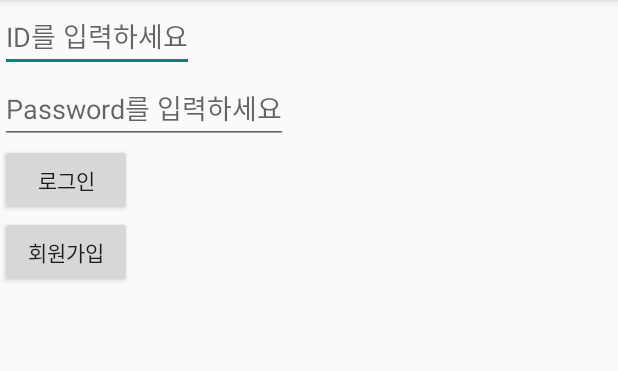
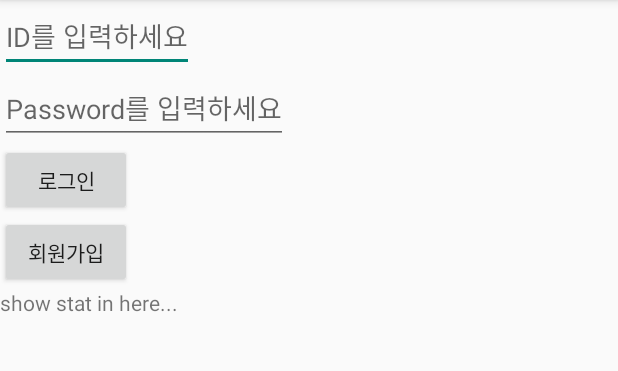
Before and after one commit to mapzipteam/MapZip_Client_Completed, an Android app: the screen it shows after launch (MainActivity), on a phone screen of 412 x 824 dp, the part 84-455 px from its top. Run offline under Robolectric (Android 15) with nearby library versions, the phone set to English and light mode, and no system bars.

```diff
--- a/app/src/main/AndroidManifest.xml
+++ b/app/src/main/AndroidManifest.xml
@@ -1,6 +1,9 @@
 <?xml version="1.0" encoding="utf-8"?>
 <manifest xmlns:android="http://schemas.android.com/apk/res/android"
     package="com.example.ppangg.mapzipproject" >
+
+    <uses-permission android:name="android.permission.INTERNET"></uses-permission>
+    <uses-permission android:name="android.permission.ACCESS_NETWORK_STATE"></uses-permission>
 
     <application
         android:allowBackup="true"
--- a/app/src/main/res/layout/activity_main.xml
+++ b/app/src/main/res/layout/activity_main.xml
@@ -21,13 +21,20 @@
         android:layout_width="wrap_content"
         android:layout_height="wrap_content"
         android:text="로그인"
-        android:id="@+id/button"
-        android:onClick="onButton1Cliecked" />
+        android:id="@+id/btnLogin"
+        android:onClick="DoLogin" />
 
     <Button
         android:layout_width="wrap_content"
         android:layout_height="wrap_content"
         android:text="회원가입"
-        android:id="@+id/button2" />
+        android:id="@+id/btnJoin"
+        android:onClick="DoJoin"/>
+
+    <TextView
+        android:id="@+id/TextState"
+        android:layout_width="match_parent"
+        android:layout_height="wrap_content"
+        android:text="show stat in here..."/>
 
 </LinearLayout>
```
Also changed, not shown: app/src/main/java/com/example/ppangg/mapzipproject/ConnectWebpage.java (added, +84 -0 lines), app/src/main/java/com/example/ppangg/mapzipproject/MainActivity.java (+35 -2 lines).
